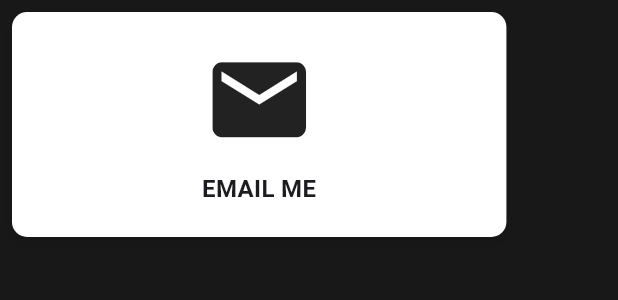
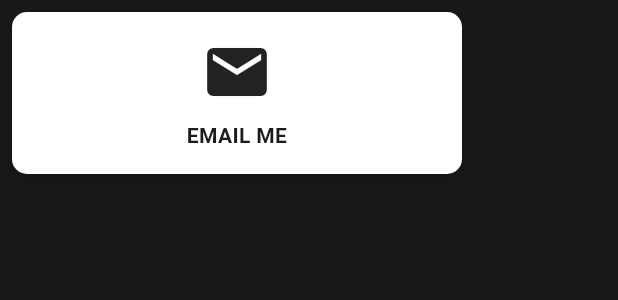
Before and after one commit to Nieman123/justNiemansWebsite, a Flutter app: the LinkBox widget shown alone on an empty page, opened directly, on a phone screen of 412 x 824 dp. Shown: the top 300 px of the screen. Run offline on Flutter 3.47's test engine with Material 3 defaults, Android fonts, the phone set to English and light mode, and no system bars; our stand-ins replace carousel_slider, firebase_analytics, firebase_core, font_awesome_flutter, go_router, video_player; missing offline and left inert: dart:html, flutter_improved_scrolling, sa3_liquid; accounts and stored records are empty; generated files the repository leaves out were written again; network calls fail.

Commit message:
link box updates

```diff
--- a/lib/link_box.dart
+++ b/lib/link_box.dart
@@ -6,37 +6,40 @@ class LinkBox extends StatelessWidget {
   final IconData icon;
   final String text;
   final String url;
-  final ImageProvider? image; // Optional image parameter
-  final bool isImageCircular; // New parameter to toggle image shape
+  final ImageProvider? image;
+  final bool isImageCircular;
+  final EdgeInsetsGeometry margin;
+  final EdgeInsetsGeometry padding;
+  final double? maxWidth;
 
   const LinkBox({
     Key? key,
     required this.icon,
     required this.text,
     required this.url,
-    this.image, // Initialize the optional image parameter
-    this.isImageCircular = false, // Default shape is square
+    this.image,
+    this.isImageCircular = false,
+    this.margin = const EdgeInsets.all(8),
+    this.padding = const EdgeInsets.symmetric(vertical: 16, horizontal: 12),
+    this.maxWidth,
   }) : super(key: key);
 
   @override
   Widget build(BuildContext context) {
-    double buttonWidth = min(MediaQuery.of(context).size.width * 0.8, 800.0);
-    double iconHeight = 75;
-
-    final imageProvider = image;
+    final double buttonWidth = min(MediaQuery.of(context).size.width * 0.75, maxWidth ?? 300);
+    final double iconHeight = 48;
 
     return InkWell(
       onTap: () async {
-        var uri = Uri.parse(url);
+        final Uri uri = Uri.parse(url);
         if (await canLaunchUrl(uri)) {
           launchUrl(uri);
         }
       },
       child: Container(
         width: buttonWidth,
-        height: 150.0,
-        margin: const EdgeInsets.all(8),
-        padding: const EdgeInsets.symmetric(vertical: 20, horizontal: 10),
+        margin: margin,
+        padding: padding,
         decoration: BoxDecoration(
           color: Colors.white,
           borderRadius: BorderRadius.circular(10),
@@ -50,36 +53,28 @@ class LinkBox extends StatelessWidget {
           ],
         ),
         child: Column(
+          mainAxisSize: MainAxisSize.min,
           mainAxisAlignment: MainAxisAlignment.center,
           children: [
-            Container(
-              decoration: BoxDecoration(
-                color: Colors.white,
-                shape: isImageCircular
-                    ? BoxShape.circle
-                    : BoxShape.rectangle, // Conditionally set the shape
-                borderRadius: isImageCircular
-                    ? null
-                    : BorderRadius.circular(
-                        10), // Only round corners if not circular
-              ),
-              height: iconHeight, // Reserve space for the icon/image
-              width: isImageCircular
-                  ? iconHeight
-                  : null, // If circular, set width to maintain aspect ratio
-              child: ClipOval(
-                child: imageProvider != null
-                    ? Image(image: imageProvider, fit: BoxFit.cover)
-                    : Icon(icon, size: iconHeight),
-              ),
-            ),
-            const SizedBox(height: 10), // Space between image and text
+            if (image != null)
+              ClipRRect(
+                borderRadius: BorderRadius.circular(isImageCircular ? 1000 : 10),
+                child: Image(
+                  image: image!,
+                  height: iconHeight,
+                  width: iconHeight,
+                  fit: BoxFit.cover,
+                ),
+              )
+            else
+              Icon(icon, size: iconHeight),
+            const SizedBox(height: 8),
             Text(
               text,
               textAlign: TextAlign.center,
               style: const TextStyle(
                 fontWeight: FontWeight.bold,
-                fontSize: 16,
+                fontSize: 14,
               ),
             ),
           ],
```
